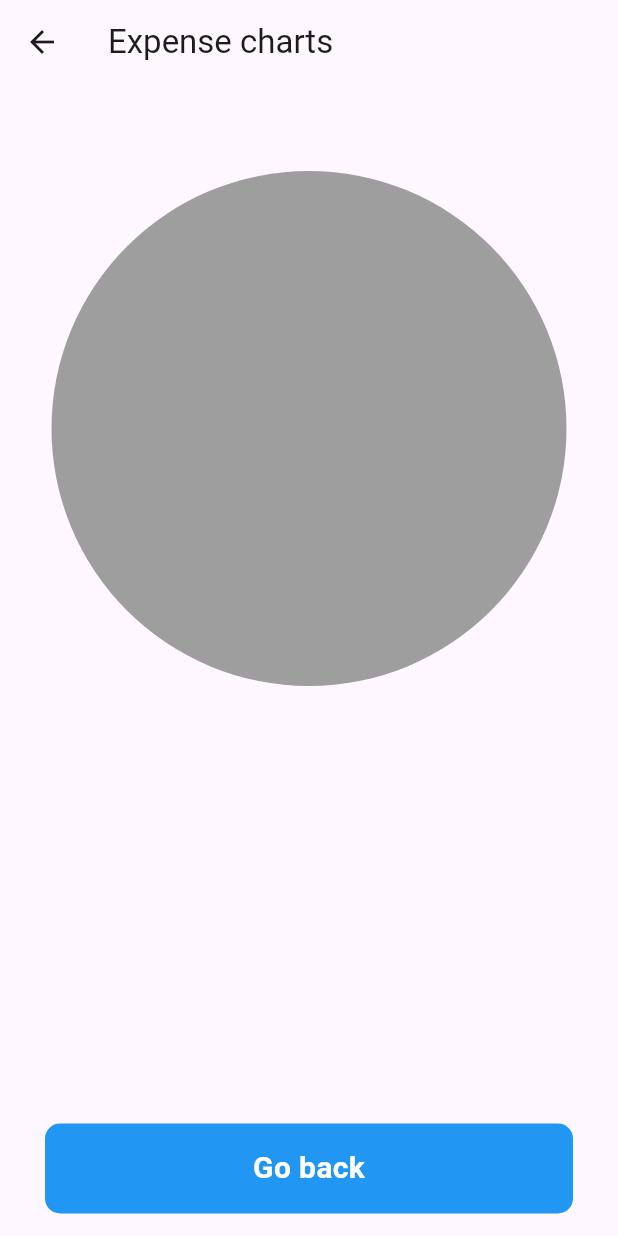
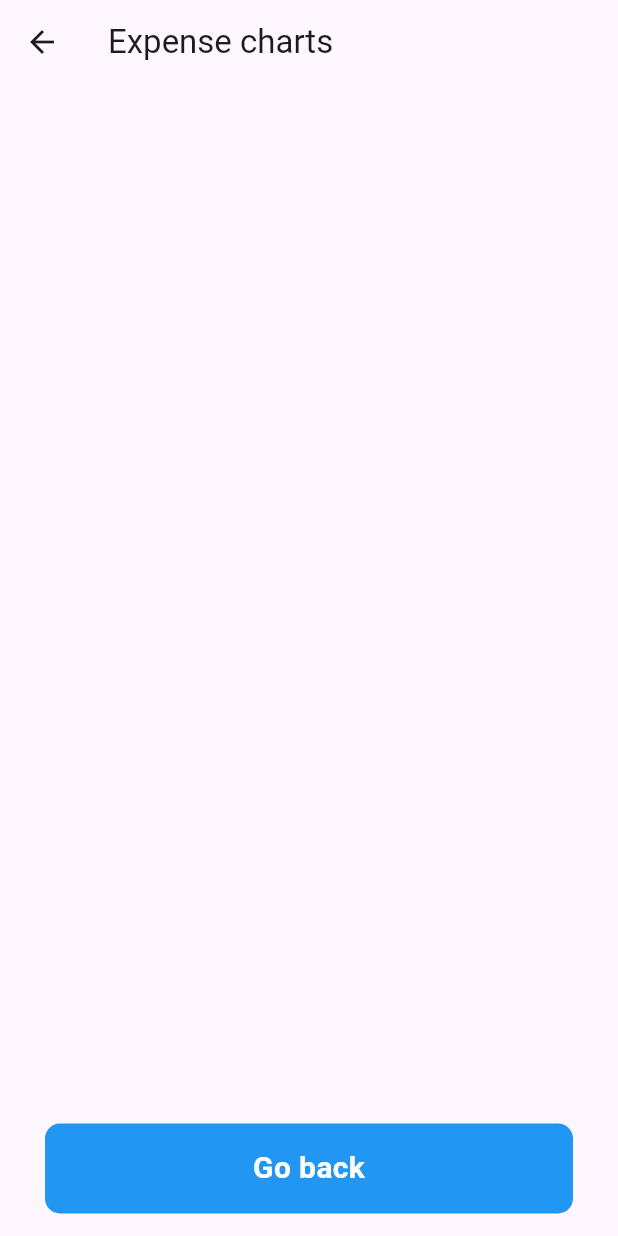
Before and after one commit to andrelucassvt/Payplan, a Flutter app: the GraphicView screen opened directly with empty values, on a phone screen of 412 x 824 dp. Run offline on Flutter 3.47's test engine with Material 2 defaults, Android fonts, the phone set to English and light mode, and no system bars; drawn by our look-alikes of pie_chart; our stand-ins replace dartz, flutter_bloc, flutter_local_notifications, flutter_masked_text2, flutter_switch, get_it and 5 more; missing offline and left inert: app_tracking_transparency; network calls fail.

Commit message:
mudanca nos graficos

```diff
--- a/lib/src/features/graphic/presenter/graphic_view.dart
+++ b/lib/src/features/graphic/presenter/graphic_view.dart
@@ -1,7 +1,9 @@
+import 'package:fl_chart/fl_chart.dart';
 import 'package:flutter/material.dart';
 import 'package:notes_app/src/util/dto/graphic_dto.dart';
+import 'package:notes_app/src/util/entity/cartao_entity.dart';
+import 'package:notes_app/src/util/entity/divida_entity.dart';
 import 'package:notes_app/src/util/strings/app_strings.dart';
-import 'package:pie_chart/pie_chart.dart';
 
 class GraphicView extends StatefulWidget {
   const GraphicView({
@@ -16,6 +18,7 @@ class GraphicView extends StatefulWidget {
 
 class _GraphicViewState extends State<GraphicView> {
   Map<String, double> dataMap = {};
+  List<CartaoEntity> cartoes = [];
 
   @override
   void initState() {
@@ -24,24 +27,10 @@ class _GraphicViewState extends State<GraphicView> {
   }
 
   void initMap() {
-    final cartoes = widget.params.cartoes;
+    cartoes = widget.params.cartoes;
     cartoes.removeWhere((element) =>
         element.isMensal == false &&
         element.mes != widget.params.mesSelecionado.getMonthNumber());
-    final result = cartoes.map((e) {
-      return e.dividas
-          .where((element) => element.mes == widget.params.mesSelecionado)
-          .toList();
-    }).toList();
-
-    final Map<String, double> map = {
-      for (var i = 0; i < cartoes.length; i++)
-        cartoes[i].nome:
-            result[i].isNotEmpty ? double.parse(result[i][0].valorFatura) : 0.0,
-    };
-    setState(() {
-      dataMap = map;
-    });
   }
 
   @override
@@ -53,36 +42,52 @@ class _GraphicViewState extends State<GraphicView> {
       body: SafeArea(
         child: Column(
           mainAxisAlignment: MainAxisAlignment.center,
-          crossAxisAlignment: CrossAxisAlignment.center,
           children: [
-            const SizedBox(
-              height: 50,
+            Expanded(
+              child: SizedBox(
+                height: 300,
+                width: 300,
+                child: PieChart(
+                  PieChartData(
+                      sections: cartoes.map((e) {
+                    return PieChartSectionData(
+                      radius: 60,
+                      value: e.dividas.isEmpty
+                          ? 0
+                          : double.tryParse(
+                              e.dividas
+                                  .firstWhere(
+                                      orElse: () => FaturaEntity(
+                                            idCartao: '',
+                                            ano: '',
+                                            mes: '',
+                                            valorFatura: '0',
                                           ),
-            PieChart(
-              dataMap: dataMap,
-              animationDuration: const Duration(milliseconds: 800),
-              chartRadius: MediaQuery.of(context).size.width / 1.2,
-              initialAngleInDegree: 0,
-              ringStrokeWidth: 32,
-              chartValuesOptions: const ChartValuesOptions(
-                showChartValuesInPercentage: true,
+                                      (element) =>
+                                          element.mes ==
+                                          widget.params.mesSelecionado)
+                                  .valorFatura,
                             ),
-              legendOptions: const LegendOptions(
-                showLegendsInRow: true,
-                legendPosition: LegendPosition.bottom,
-                showLegends: true,
-                legendTextStyle: TextStyle(
-                  fontWeight: FontWeight.bold,
+                      title: e.nome,
+                      titleStyle: const TextStyle(
+                        color: Colors.white,
+                      ),
+                      showTitle: true,
+                      color: Color(e.cor),
+                    );
+                  }).toList()),
                 ),
               ),
             ),
-            const Spacer(),
-            GestureDetector(
+            Align(
+              alignment: Alignment.bottomCenter,
+              child: GestureDetector(
                 onTap: () => Navigator.of(context).pop(),
                 child: Container(
                   height: 60,
                   margin: const EdgeInsets.symmetric(
                     horizontal: 30,
+                    vertical: 15,
                   ),
                   width: double.infinity,
                   decoration: const BoxDecoration(
@@ -103,9 +108,7 @@ class _GraphicViewState extends State<GraphicView> {
                   ),
                 ),
               ),
-            const SizedBox(
-              height: 15,
-            )
+            ),
           ],
         ),
       ),
--- a/lib/src/features/home/presenter/widgets/bottom_bar_valor_total_widget.dart
+++ b/lib/src/features/home/presenter/widgets/bottom_bar_valor_total_widget.dart
@@ -197,6 +197,7 @@ class _BottomBarValorTotalWidgetState extends State<BottomBarValorTotalWidget> {
             icon: const Icon(Icons.monetization_on_rounded),
             color: Colors.white,
           ),
+          if (widget.valorFaturaCartao != 0)
             IconButton(
               onPressed: () => _appCoordinator.navegarGraphicView(
                 params: GraphicDto(
--- a/pubspec.yaml
+++ b/pubspec.yaml
@@ -16,7 +16,7 @@ publish_to: 'none' # Remove this line if you wish to publish to pub.dev
 # https://developer.apple.com/library/archive/documentation/General/Reference/InfoPlistKeyReference/Articles/CoreFoundationKeys.html
 # In Windows, build-name is used as the major, minor, and patch parts
 # of the product and file versions while build-number is used as the build suffix.
-version: 1.0.11+21
+version: 1.0.12+22
 
 environment:
   sdk: '>=2.19.6 <3.0.0'
@@ -51,7 +51,7 @@ dependencies:
   flutter_switch: ^0.3.2
   flutter_local_notifications: ^16.1.0
   permission_handler: ^11.0.1
-  pie_chart: ^5.3.2
+  fl_chart: ^0.64.0
 
   localization: ^2.1.0
   flutter_localization: ^0.1.12
```
Also changed, not shown: lib/src/features/home/presenter/home_view.dart (+0 -20 lines), pubspec.lock, 1 other file. Lines whose indentation alone changed are shown as unchanged.
